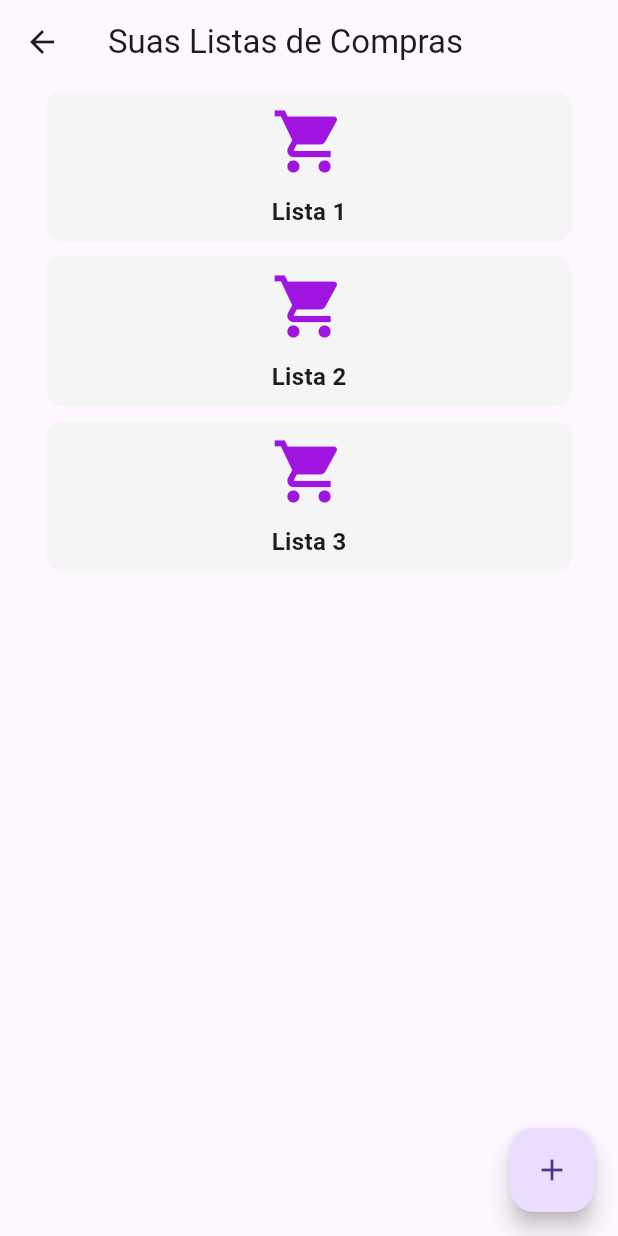
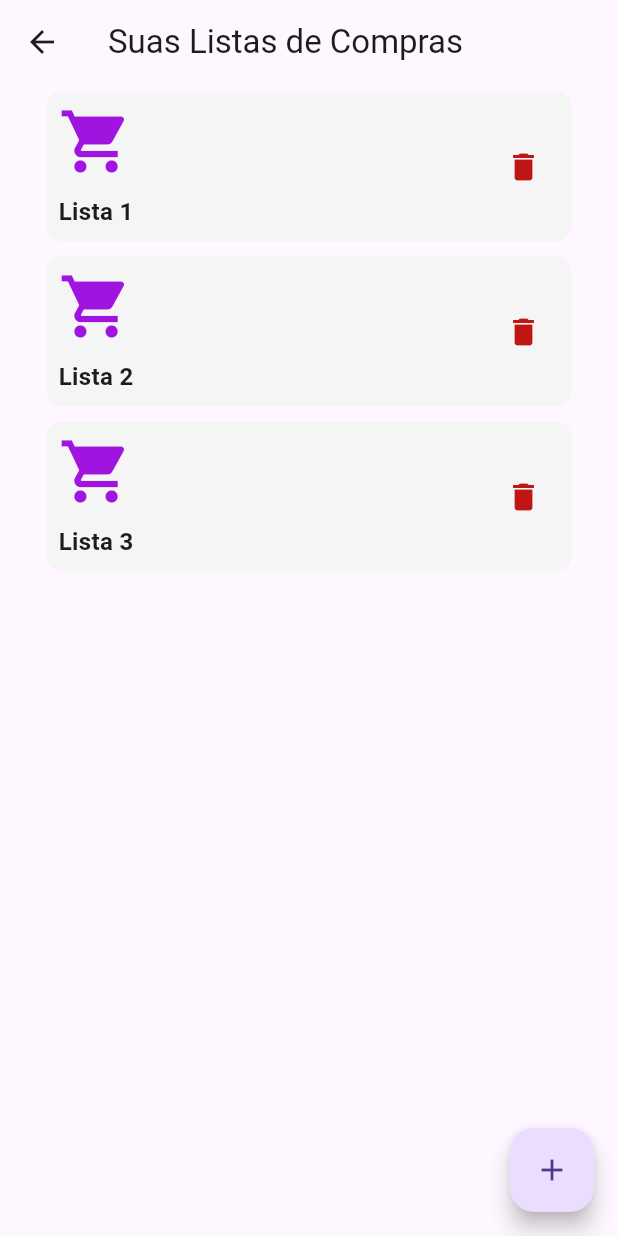
Before and after one commit to LoboThalita/lista_de_compras, a Flutter app: the CentralView screen opened directly, on a phone screen of 412 x 824 dp. Run offline on Flutter 3.47's test engine with Material 3 defaults, Android fonts, the phone set to English and light mode, and no system bars; our stand-ins replace device_preview; network calls fail.

Commit message:
Criando view de nova lista

```diff
--- a/lib/Componentes/lista_comp.dart
+++ b/lib/Componentes/lista_comp.dart
@@ -2,15 +2,20 @@ import 'package:flutter/material.dart';
 
 class ListaComp extends StatelessWidget {
   final String nomeLista;
+  final VoidCallback? onExcluir;
 
-  const ListaComp({Key? key, required this.nomeLista}) : super(key: key);
+  const ListaComp({Key? key, required this.nomeLista, this.onExcluir}) : super(key: key);
 
   @override
   Widget build(BuildContext context) {
     return Container(
       padding: EdgeInsets.all(8),
-      child: Column(
+      child: Row(
+        mainAxisAlignment: MainAxisAlignment.spaceBetween,
+        children: [
+          Column(
             mainAxisAlignment: MainAxisAlignment.center,
+            crossAxisAlignment: CrossAxisAlignment.start,
             children: [
               const Icon(
                 Icons.shopping_cart,
@@ -27,6 +32,12 @@ class ListaComp extends StatelessWidget {
               ),
             ],
           ),
+          IconButton(
+            onPressed: onExcluir,
+            icon: Icon(Icons.delete, color: Color.fromARGB(255, 191, 21, 21),),
+          ),
+        ],
+      ),
     );
   }
 }
```
Also changed, not shown: lib/View/central_view.dart (+24 -4 lines), lib/View/nova_lista_view.dart (added, +69 -0 lines). Lines whose indentation alone changed are shown as unchanged.
